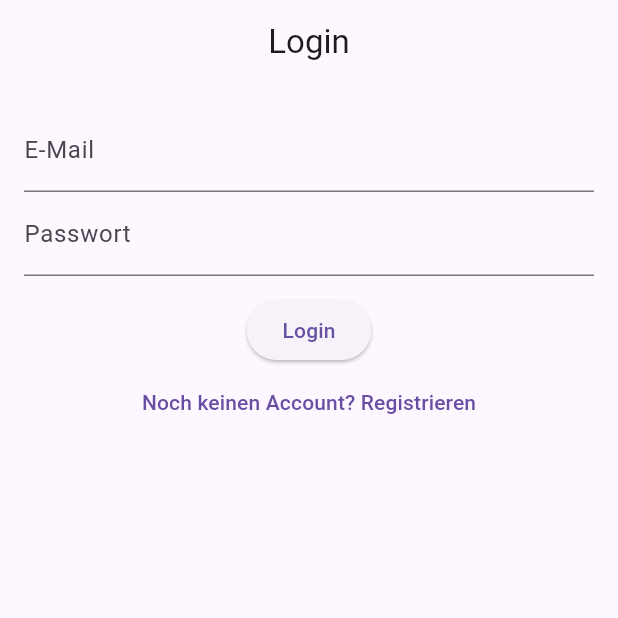
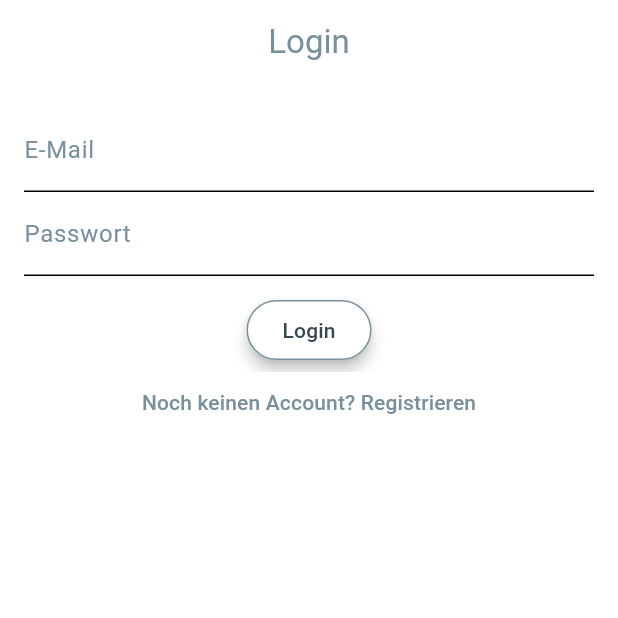
Before and after one commit to Yeezif/FindYourSpot, a Flutter app: the screen it shows after launch, on a phone screen of 412 x 824 dp, the top half of it. Run offline on Flutter 3.47's test engine with Material 3 defaults, Android fonts, the light colour scheme and no system bars; our stand-ins replace flutter_dotenv, flutter_map, geolocator, latlong2, shared_preferences; missing offline and left inert: flutter_map_marker_cluster.

Commit message:
added light theme and removed local themes. todo: manage themes

```diff
--- a/frontend/lib/app.dart
+++ b/frontend/lib/app.dart
@@ -1,4 +1,5 @@
 import 'package:findyourspot/layout/app_shell.dart';
+import 'package:findyourspot/theme/theme.dart';
 import '/pages/pages.dart';
 import 'package:flutter/material.dart';
 
@@ -17,6 +18,10 @@ class MyApp extends StatelessWidget {
     return MaterialApp(
       home: isLoggedIn ? const AppShell() : const AuthPage(),
       debugShowCheckedModeBanner: false,
+
+      theme: lightTheme, // ThemeData.light(),
+      darkTheme: ThemeData.dark(),
+      themeMode: ThemeMode.system,
     );
 
   }
--- a/frontend/lib/layout/app_shell.dart
+++ b/frontend/lib/layout/app_shell.dart
@@ -31,9 +31,9 @@ class _AppShellState extends State<AppShell> {
             _currentIndex = index;
           });
         },
-        backgroundColor: const Color(0xFFFFFFFF),
-        selectedItemColor: Colors.blueGrey[600],
-        unselectedItemColor: const Color(0xFF78909C),
+        // backgroundColor: const Color(0xFFFFFFFF),
+        // selectedItemColor: Colors.blueGrey[600],
+        // unselectedItemColor: const Color(0xFF78909C),
         items: const [
           BottomNavigationBarItem(
             icon: Icon(Icons.people_rounded),
--- /dev/null
+++ b/frontend/lib/theme/theme.dart
@@ -0,0 +1,81 @@
+import 'package:flutter/material.dart';
+import 'app_colors.dart';
+
+final ThemeData lightTheme = ThemeData(
+  // splashColor: Colors.transparent,
+  // splashFactory: NoSplash.splashFactory,
+  // highlightColor: Colors.transparent,
+  useMaterial3: true,
+  scaffoldBackgroundColor: AppColorsLight.background,
+  canvasColor: AppColorsLight.background,
+  dialogTheme: DialogTheme(backgroundColor: AppColorsLight.background),
+  cardColor: AppColorsLight.background,
+
+  iconTheme: IconThemeData(color: AppColorsLight.icon),
+
+  textTheme: TextTheme(
+    bodyLarge: TextStyle(color: AppColorsLight.text),
+    bodyMedium: TextStyle(color: AppColorsLight.text),
+    labelLarge: TextStyle(color: AppColorsLight.text),
+  ),
+
+  colorScheme: ColorScheme.light(
+    primary: AppColorsLight.icon,
+    onPrimary: AppColorsLight.background,
+    surface: AppColorsLight.background,
+    onSurface: AppColorsLight.icon
+  ),
+
+  elevatedButtonTheme: ElevatedButtonThemeData(
+    style: ButtonStyle(
+      backgroundColor: WidgetStateProperty.all(AppColorsLight.background),
+      foregroundColor: WidgetStateProperty.all(AppColorsLight.text),
+      elevation: WidgetStateProperty.all(4),
+      overlayColor: WidgetStateProperty.resolveWith((states) {
+        if (states.contains(WidgetState.pressed)) {
+          return Colors.blueGrey.withAlpha((0.1 * 255).round());
+        }
+        return null;
+      }),
+      side: WidgetStateProperty.all(BorderSide(color: AppColorsLight.icon)),
+    ),
+  ),
+
+  floatingActionButtonTheme: FloatingActionButtonThemeData(
+    backgroundColor: AppColorsLight.background,
+    foregroundColor: AppColorsLight.icon,
+    elevation: 4,
+  ),
+
+  textButtonTheme: TextButtonThemeData(
+    style: ButtonStyle(
+      backgroundColor: WidgetStateProperty.all(AppColorsLight.background),
+      foregroundColor: WidgetStateProperty.all(AppColorsLight.icon),
+    ),
+  ),
+
+  outlinedButtonTheme: OutlinedButtonThemeData(
+    style: ButtonStyle(
+      backgroundColor: WidgetStateProperty.all(AppColorsLight.background),
+      foregroundColor: WidgetStateProperty.all(AppColorsLight.icon),
+      side: WidgetStateProperty.all(BorderSide(color: AppColorsLight.icon)),
+    ),
+  ),
+
+  bottomNavigationBarTheme: BottomNavigationBarThemeData(
+    backgroundColor: AppColorsLight.background,
+    selectedItemColor: AppColorsLight.iconSelected,
+    unselectedItemColor: AppColorsLight.icon
+  ),
+
+  chipTheme: ChipThemeData(
+    selectedColor: AppColorsLight.icon,
+    backgroundColor: AppColorsLight.background,
+    disabledColor: AppColorsLight.iconUnselected,
+    labelStyle: TextStyle(color: AppColorsLight.icon),
+    secondaryLabelStyle: TextStyle(color: AppColorsLight.background),
+    brightness: Brightness.light,
+  )
+
+
+);
--- a/frontend/lib/widgets/buttons/map/create_spot_button.dart
+++ b/frontend/lib/widgets/buttons/map/create_spot_button.dart
@@ -21,8 +21,6 @@ class CreateSpotButton extends StatelessWidget {
       height: 80,
       child: FloatingActionButton(
         heroTag: 'create_spot_button',
-        backgroundColor: Colors.white,
-        elevation: 4.0,
         onPressed: () {
           showDialog(
             context: context,
@@ -50,7 +48,6 @@ class CreateSpotButton extends StatelessWidget {
         },
         child: Icon(
           Icons.add_rounded,
-          color: Colors.blueGrey[400],
           size: 40,
         ),
       ),
```
Also changed, not shown: frontend/lib/theme/app_colors.dart (added, +19 -0 lines), frontend/lib/widgets/buttons/map/center_location_button.dart (+1 -6 lines), frontend/lib/widgets/buttons/map/map_style_button.dart (+5 -11 lines), frontend/lib/widgets/buttons/map/northing_button.dart (+1 -6 lines), frontend/lib/widgets/widgets/app_bar_settings_title_account.dart (+3 -8 lines), frontend/lib/widgets/widgets/create_spot_form.dart (+5 -21 lines), frontend/lib/widgets/widgets/show_spot_info_dialog.dart (+25 -10 lines).
